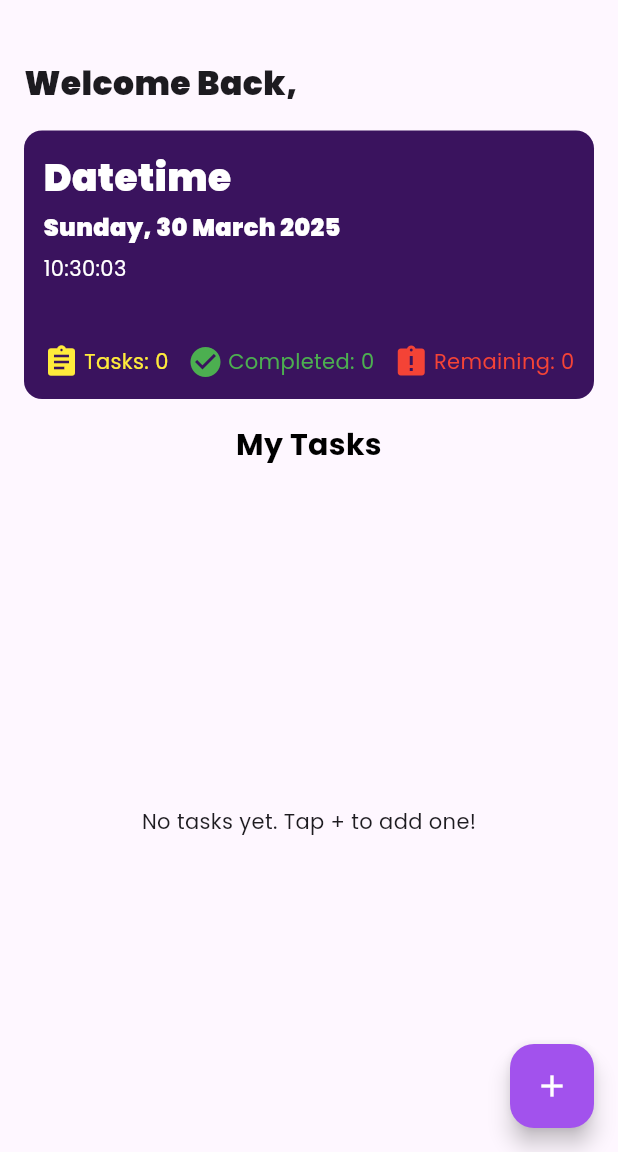
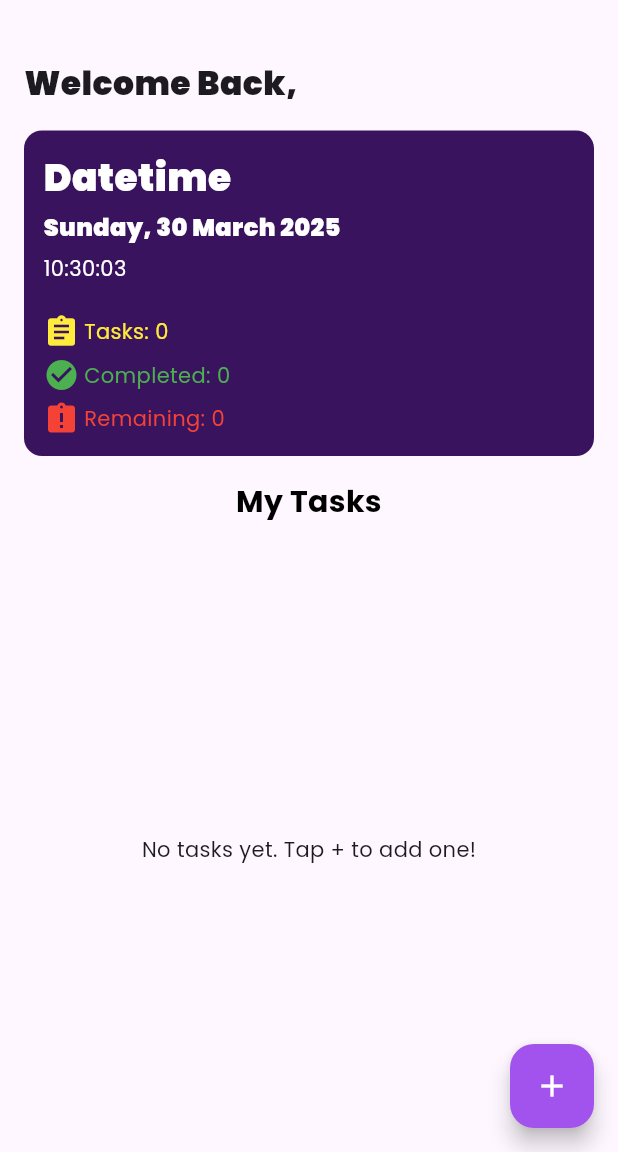
Before and after one commit to Ivriel/todoapp, a Flutter app: the screen it shows once a user with an empty profile is signed in, on a phone screen of 412 x 824 dp, the part 84-1236 px from its top. Run offline on Flutter 3.47's test engine with Material 3 defaults, Android fonts, the light colour scheme and no system bars; our stand-ins replace flutter_local_notifications, google_fonts, supabase_flutter, timezone; accounts and stored records are empty.

Commit message:
changing tasks management layout from row to column

```diff
--- a/lib/screens/home_screen.dart
+++ b/lib/screens/home_screen.dart
@@ -175,9 +175,8 @@ String _formatEmail() {
                   DateFormat('HH:mm:ss').format(_currentTime),
                   style: TextStyle(color: Colors.white),
                 ),
-                SizedBox(height: 40),
-                Row(
-                  mainAxisAlignment: MainAxisAlignment.spaceBetween,
+                SizedBox(height: 20),
+                Column(
                   children: [
                     Row(children: [
                       Icon(Icons.assignment, color: Colors.yellow),
@@ -185,6 +184,7 @@ String _formatEmail() {
                       Text("Tasks: ${tasks.length}",
                           style: TextStyle(color: Colors.yellow, fontSize: 14)),
                     ]),
+                    SizedBox(height: 5),
                     Row(children: [
                       Icon(Icons.check_circle, color: Colors.green),
                       const SizedBox(width: 3),
@@ -193,6 +193,7 @@ String _formatEmail() {
                         style: TextStyle(color: Colors.green, fontSize: 14),
                       ),
                     ]),
+                     SizedBox(height: 5),
                     Row(
                       children: [
                         Icon(
```
